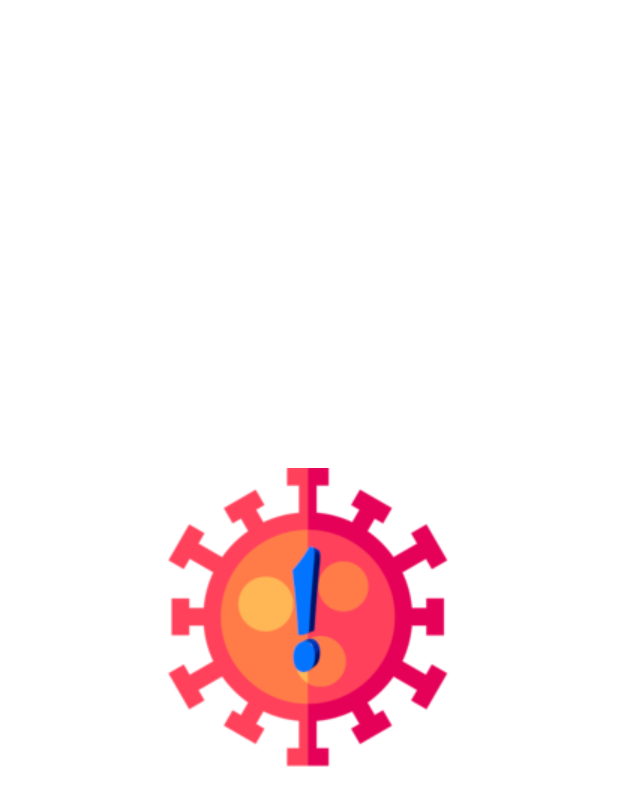
After one commit to SebastianRV26/Info-COVID-App, an Android app: the SplashScreenActivity screen opened directly, with no data from a screen before it, on a phone screen of 412 x 824 dp. The commit adds this screen. Shown: the top 806 px of the screen. Run offline under Robolectric (Android 15) with nearby library versions, the phone set to English and light mode, and no system bars; 1 statement that could not run was skipped.

Commit message:
Act SplashScreen

```diff
--- a/app/src/main/AndroidManifest.xml
+++ b/app/src/main/AndroidManifest.xml
@@ -13,7 +13,10 @@
         android:theme="@style/AppTheme">
         <activity
             android:name=".MainActivity"
-            android:screenOrientation="portrait">
+            android:screenOrientation="portrait" />
+        <activity
+            android:name=".views.SplashScreenActivity"
+            android:theme="@style/SplashTheme">
             <intent-filter>
                 <action android:name="android.intent.action.MAIN" />
 
--- /dev/null
+++ b/app/src/main/java/com/movicom/informativeapplicationcovid19/views/SplashScreenActivity.kt
@@ -0,0 +1,20 @@
+package com.movicom.informativeapplicationcovid19.views
+
+import android.content.Intent
+import android.os.Bundle
+import androidx.appcompat.app.AppCompatActivity
+import com.movicom.informativeapplicationcovid19.MainActivity
+
+class SplashScreenActivity : AppCompatActivity() {
+
+    override fun onCreate(savedInstanceState: Bundle?) {
+        super.onCreate(savedInstanceState)
+
+        // Comprueba si existe barra de navegación y la oculta.
+        if (supportActionBar != null) supportActionBar!!.hide()
+
+        val intent = Intent(this, MainActivity::class.java)
+        startActivity(intent)
+        finish()
+    }
+}
--- /dev/null
+++ b/app/src/main/res/drawable-xxhdpi/splashscreen.xml
@@ -0,0 +1,13 @@
+<?xml version="1.0" encoding="utf-8"?>
+<layer-list xmlns:android="http://schemas.android.com/apk/res/android">
+
+    <item
+        android:drawable="@color/colorWhite"/>
+
+    <item>
+        <bitmap
+            android:gravity="center"
+            android:src="@drawable/icon" />
+    </item>
+
+</layer-list>
--- a/app/src/main/res/mipmap-anydpi-v26/ic_launcher.xml
+++ /dev/null
@@ -1,5 +0,0 @@
-<?xml version="1.0" encoding="utf-8"?>
-<adaptive-icon xmlns:android="http://schemas.android.com/apk/res/android">
-    <background android:drawable="@color/ic_launcher_background"/>
-    <foreground android:drawable="@mipmap/ic_launcher_foreground"/>
-</adaptive-icon>
--- a/app/src/main/res/mipmap-anydpi-v26/ic_launcher_round.xml
+++ /dev/null
@@ -1,5 +0,0 @@
-<?xml version="1.0" encoding="utf-8"?>
-<adaptive-icon xmlns:android="http://schemas.android.com/apk/res/android">
-    <background android:drawable="@color/ic_launcher_background"/>
-    <foreground android:drawable="@mipmap/ic_launcher_foreground"/>
-</adaptive-icon>
--- a/app/src/main/res/values/styles.xml
+++ b/app/src/main/res/values/styles.xml
@@ -8,7 +8,7 @@
         <item name="colorAccent">@color/colorAccent</item>
     </style>
 
-    <style name="SplashTheme" parent="AppTheme">
+    <style name="SplashTheme" parent="Theme.AppCompat.NoActionBar">
         <item name="android:windowBackground">@drawable/splashscreen</item>
     </style>
 
```
Also changed, not shown: app/src/main/java/com/movicom/informativeapplicationcovid19/adapters/CountryAdapter.kt (+1 -10 lines), app/src/main/java/com/movicom/informativeapplicationcovid19/views/CountriesFragment.kt (+1 -7 lines), app/src/main/res/drawable-v24/splashscreen.xml (deleted, +0 -8 lines), app/src/main/res/drawable-v24/covid.jpg (deleted), app/src/main/res/drawable/icon.png (added).
